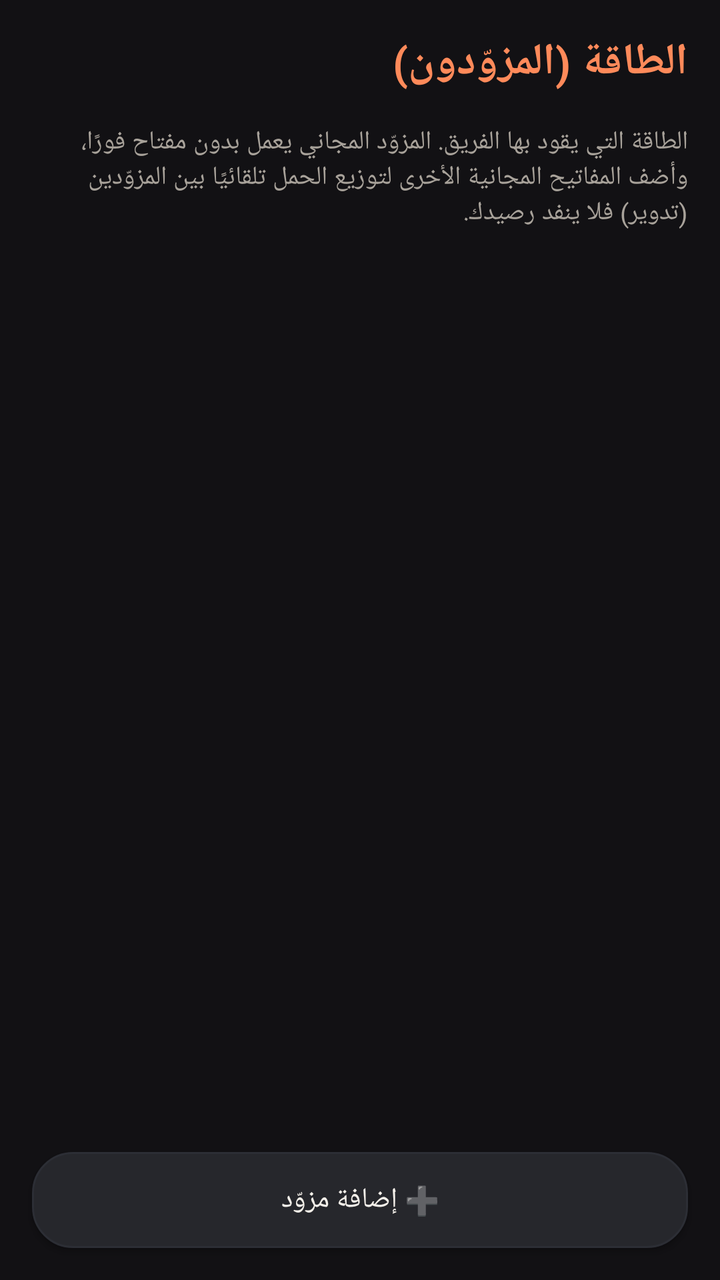
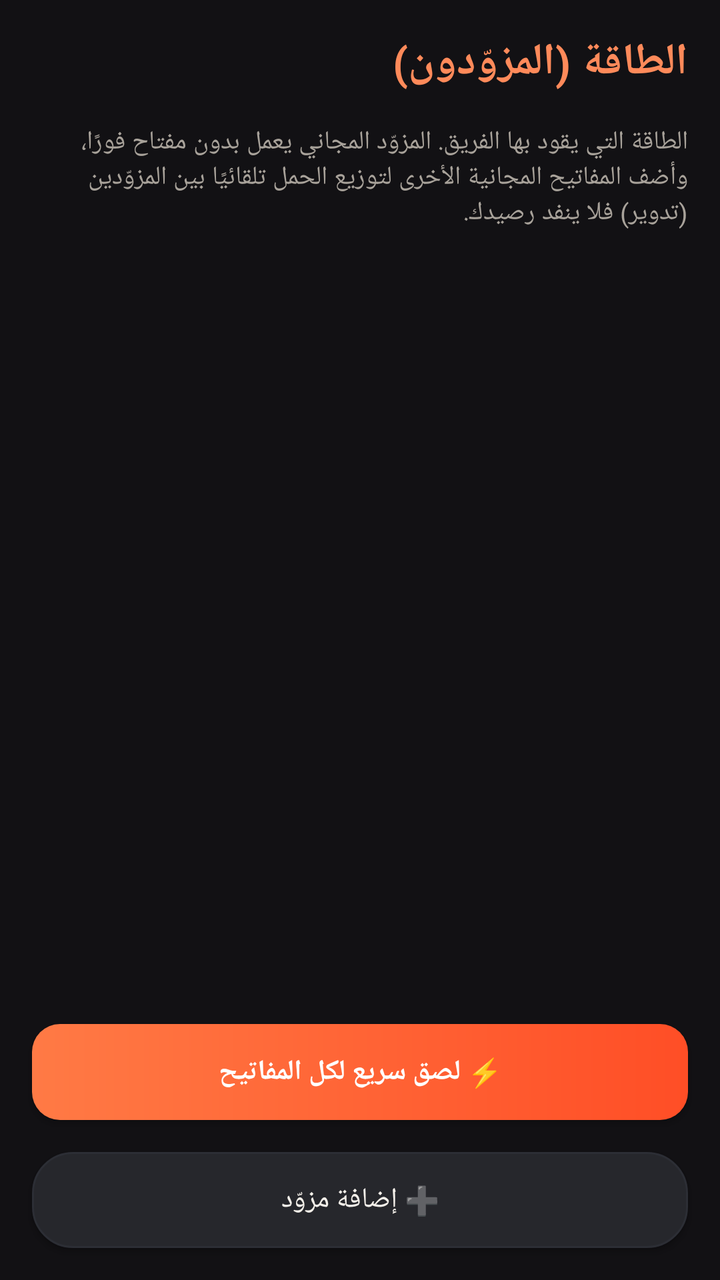

Compare the two renders of this Android layout. The source of the first and the diff that turns it into the second are given below.
<!-- AndroidManifest.xml: application theme AppTheme -->
<!-- res/layout/activity_providers.xml -->
<?xml version="1.0" encoding="utf-8"?>
<LinearLayout xmlns:android="http://schemas.android.com/apk/res/android"
    android:layout_width="match_parent"
    android:layout_height="match_parent"
    android:orientation="vertical"
    android:background="@color/bg">

    <TextView
        android:layout_width="match_parent"
        android:layout_height="wrap_content"
        android:padding="16dp"
        android:text="@string/providers"
        android:textColor="@color/gold"
        android:textSize="22sp"
        android:textStyle="bold" />

    <TextView
        android:layout_width="match_parent"
        android:layout_height="wrap_content"
        android:paddingStart="16dp"
        android:paddingEnd="16dp"
        android:paddingBottom="12dp"
        android:text="@string/providers_intro"
        android:textColor="@color/text_dim"
        android:textSize="13sp" />

    <ListView
        android:id="@+id/provider_list"
        android:layout_width="match_parent"
        android:layout_height="0dp"
        android:layout_weight="1"
        android:padding="12dp"
        android:clipToPadding="false"
        android:divider="@null"
        android:dividerHeight="8dp" />

    <Button
        android:layout_width="match_parent"
        android:layout_height="wrap_content"
        android:layout_margin="16dp"
        android:text="@string/add_provider"
        android:onClick="onAddProvider"
        android:background="@drawable/bg_chip" />
</LinearLayout>
<!-- resources referenced by this layout -->
<resources>
  <color name="bg">#121114</color>
  <color name="gold">#FF8A5A</color>
  <color name="text_dim">#A8A29A</color>
  <!-- drawable bg_chip (drawable) -->
  <?xml version="1.0" encoding="utf-8"?>
  <shape xmlns:android="http://schemas.android.com/apk/res/android" android:shape="rectangle">
      <solid android:color="@color/surface2" />
      <corners android:radius="20dp" />
      <stroke android:width="1dp" android:color="@color/border" />
  </shape>
  <string name="add_provider">➕ إضافة مزوّد</string>
  <string name="providers">الطاقة (المزوّدون)</string>
  <string name="providers_intro">الطاقة التي يقود بها الفريق. المزوّد المجاني يعمل بدون مفتاح فورًا، وأضف المفاتيح المجانية الأخرى لتوزيع الحمل تلقائيًا بين المزوّدين (تدوير) فلا ينفد رصيدك.</string>
  <style name="AppTheme" parent="android:Theme.Material.NoActionBar">
          <item name="android:windowBackground">@color/bg</item>
          <item name="android:colorPrimary">@color/surface</item>
          <item name="android:colorPrimaryDark">@color/bg</item>
          <item name="android:colorAccent">@color/gold</item>
          <item name="android:statusBarColor">@color/bg</item>
          <item name="android:navigationBarColor">@color/bg</item>
          <item name="android:windowLightStatusBar">false</item>
          <item name="android:textColorPrimary">@color/text</item>
          <item name="android:textColorSecondary">@color/text_dim</item>
      </style>
  <color name="surface2">#26272C</color>
  <color name="border">#2C2E35</color>
  <color name="surface">#1C1D21</color>
  <color name="text">#F4F0EA</color>
</resources>

<!-- the commit's change to res/layout/activity_providers.xml (unified diff, before → after) -->
@@ -37,6 +37,18 @@
     <Button
         android:layout_width="match_parent"
         android:layout_height="wrap_content"
+        android:layout_marginStart="16dp"
+        android:layout_marginEnd="16dp"
+        android:padding="12dp"
+        android:textStyle="bold"
+        android:textColor="#FFFFFF"
+        android:text="@string/qk_title_short"
+        android:onClick="onQuickImport"
+        android:background="@drawable/bg_glow_button" />
+
+    <Button
+        android:layout_width="match_parent"
+        android:layout_height="wrap_content"
         android:layout_margin="16dp"
         android:text="@string/add_provider"
         android:onClick="onAddProvider"
<!-- resource entries referenced after the edit -->
@@ -10,9 +10,20 @@
       <corners android:radius="20dp" />
       <stroke android:width="1dp" android:color="@color/border" />
   </shape>
+  <!-- drawable bg_glow_button (drawable) -->
+  <?xml version="1.0" encoding="utf-8"?>
+  <shape xmlns:android="http://schemas.android.com/apk/res/android"
+      android:shape="rectangle">
+      <gradient
+          android:angle="0"
+          android:startColor="#FF7A45"
+          android:endColor="#FF4E26" />
+      <corners android:radius="14dp" />
+  </shape>
   <string name="add_provider">➕ إضافة مزوّد</string>
   <string name="providers">الطاقة (المزوّدون)</string>
   <string name="providers_intro">الطاقة التي يقود بها الفريق. المزوّد المجاني يعمل بدون مفتاح فورًا، وأضف المفاتيح المجانية الأخرى لتوزيع الحمل تلقائيًا بين المزوّدين (تدوير) فلا ينفد رصيدك.</string>
+  <string name="qk_title_short">⚡ لصق سريع لكل المفاتيح</string>
   <style name="AppTheme" parent="android:Theme.Material.NoActionBar">
           <item name="android:windowBackground">@color/bg</item>
           <item name="android:colorPrimary">@color/surface</item>
